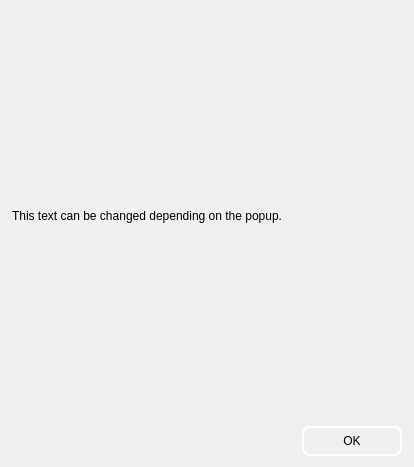
Qt form PixelsSpriteEditor/PopupWindow.ui (worldofnick/Pixels-Sprite-Editor) before a commit.
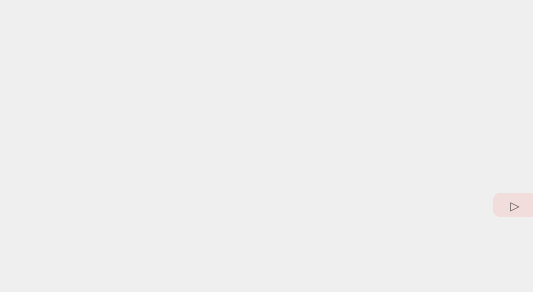
The same form after that commit. Icons and pictures are not drawn.

```diff
--- a/PixelsSpriteEditor/PopupWindow.ui
+++ b/PixelsSpriteEditor/PopupWindow.ui
@@ -6,8 +6,8 @@
    <rect>
     <x>0</x>
     <y>0</y>
-    <width>414</width>
-    <height>467</height>
+    <width>533</width>
+    <height>292</height>
    </rect>
   </property>
   <property name="windowTitle">
@@ -17,33 +17,64 @@
    <string notr="true"/>
   </property>
   <layout class="QGridLayout" name="gridLayout">
+   <property name="leftMargin">
+    <number>0</number>
+   </property>
+   <property name="topMargin">
+    <number>0</number>
+   </property>
+   <property name="rightMargin">
+    <number>0</number>
+   </property>
+   <property name="bottomMargin">
+    <number>0</number>
+   </property>
+   <property name="spacing">
+    <number>0</number>
+   </property>
    <item row="0" column="0">
-    <widget class="QLabel" name="popupLabel">
-     <property name="enabled">
-      <bool>true</bool>
+    <widget class="QFrame" name="frame">
+     <property name="styleSheet">
+      <string notr="true">/*background-color: rgb(46,46,48, 35);*/
+#frame{ 
+background-color: transparent;
+border-image: url(:credits.png);
+color: rgb(46,46,48);
+}
+#frame:hover{ 
+background-color: transparent;
+border-image: url(:credits.png);
+color: rgb(46,46,48);
+margin: -1px;
+}</string>
      </property>
-     <property name="minimumSize">
-      <size>
-       <width>390</width>
-       <height>250</height>
-      </size>
+     <property name="frameShape">
+      <enum>QFrame::StyledPanel</enum>
      </property>
-     <property name="text">
-      <string>This text can be changed depending on the popup.</string>
+     <property name="frameShadow">
+      <enum>QFrame::Plain</enum>
      </property>
-    </widget>
-   </item>
-   <item row="2" column="0">
+     <property name="lineWidth">
+      <number>0</number>
+     </property>
     <widget class="QPushButton" name="okButton">
+      <property name="geometry">
+       <rect>
+        <x>490</x>
+        <y>190</y>
+        <width>50</width>
+        <height>30</height>
+       </rect>
+      </property>
      <property name="minimumSize">
       <size>
-       <width>100</width>
+        <width>50</width>
        <height>30</height>
       </size>
      </property>
      <property name="maximumSize">
       <size>
-       <width>100</width>
+        <width>50</width>
        <height>30</height>
       </size>
      </property>
@@ -51,18 +82,38 @@
       <enum>Qt::RightToLeft</enum>
      </property>
      <property name="styleSheet">
-      <string notr="true">#okButton{
-	border-radius: 8px;
-	border: 2px solid #FFFFFF;
+       <string notr="true">#okButton {
+	border: 3px solid rgb(239, 239, 239);
+	background-color: rgb(255, 147, 147, 50);
+	border-radius: 10px;
+	color: rgb(76, 76, 76);
 }
 
-#okButton:hover{	
-	background-color: rgb(108, 108, 108);
+#okButton:hover
+{
+	background-color: rgb(179, 179, 179, 50);
+	border: 3px solid rgb(252, 252, 252);
+	border-radius: 10px;
+}
+
+#okButton:pressed
+{
+	background-color: rgb(179, 179, 179, 50);
+	border: 3px solid rgb(252, 252, 252);
+	border-radius: 10px;
+}
+
+#okButton:released {
+	border: 3px solid rgb(239, 239, 239);
+	background-color: rgb(255, 147, 147, 50);
+	border-radius: 10px;
+	color: rgb(76, 76, 76);
 }</string>
      </property>
      <property name="text">
-      <string>OK</string>
-     </property>
+       <string>▷</string>
+      </property>
+     </widget>
     </widget>
    </item>
   </layout>
```
Left out of the diff: 2 changed lines with no effect on the pictures. Lines whose indentation alone changed are shown as unchanged.
